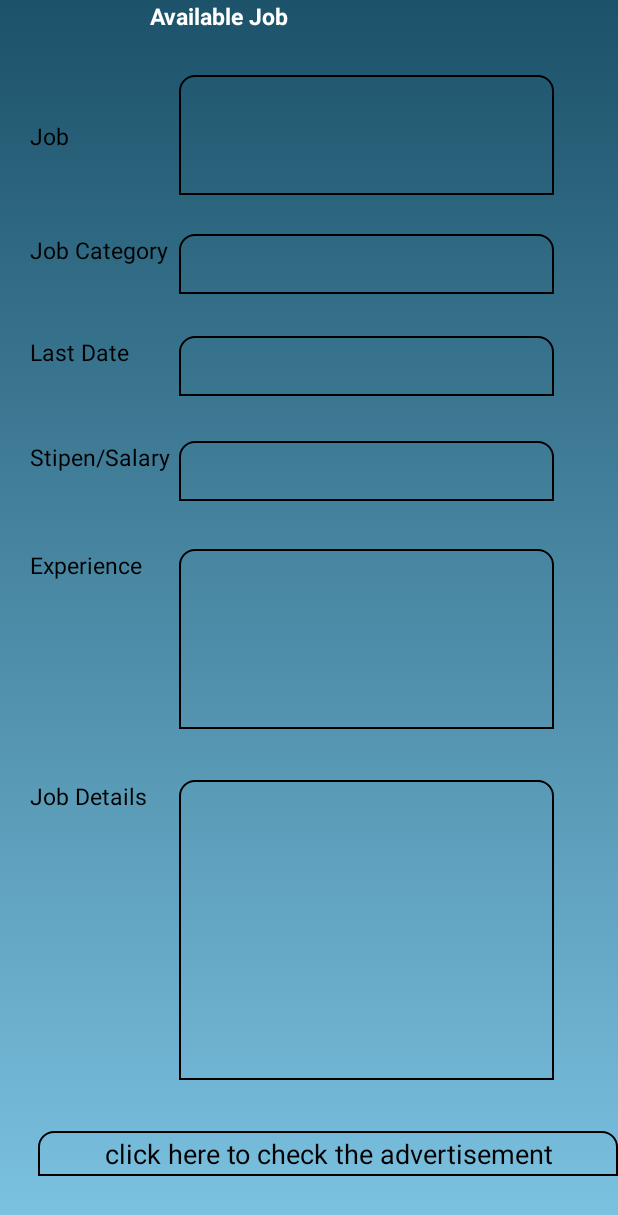
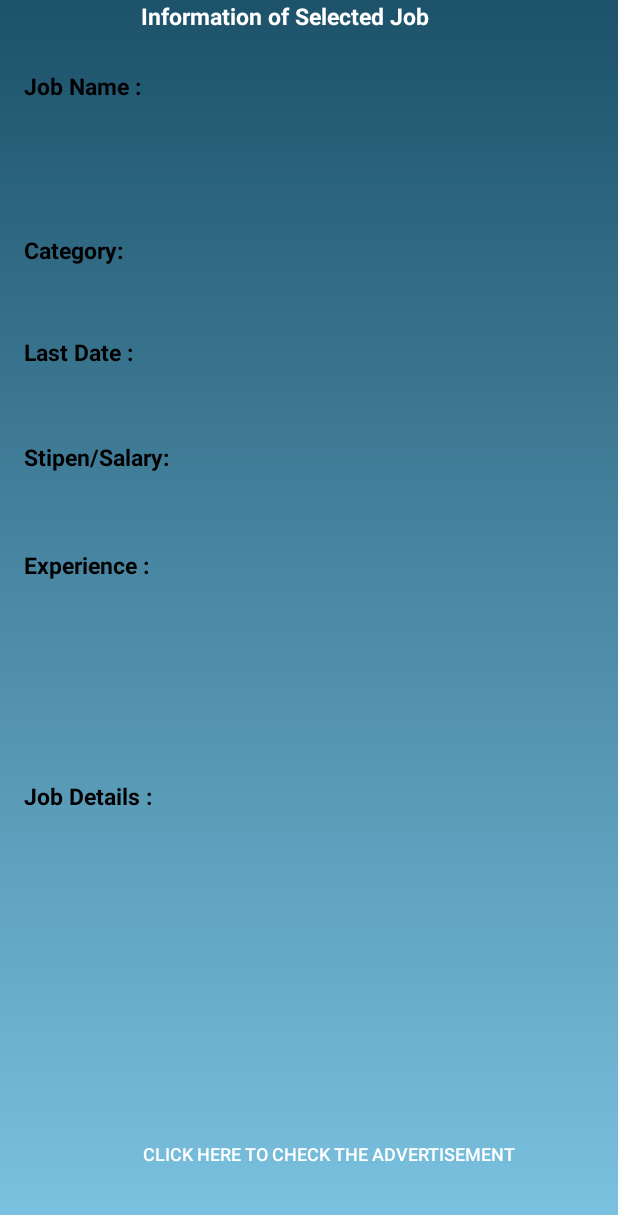
Before and after one commit to bloodrob/EERAGIJN, an Android app: the UserSearchCustomJobDetails screen opened directly, with no data from a screen before it, on a phone screen of 412 x 824 dp. Shown: the top 1215 px of the screen. Run offline under Robolectric (Android 15) with nearby library versions, the phone set to English and light mode, and no system bars; our stand-ins replace Firebase (no records; nobody signed in at launch, a user with empty details on screens opened directly).

```diff
--- a/app/src/main/java/com/dev/r19/eeragijn/UserSearchCustomJobDetails.java
+++ b/app/src/main/java/com/dev/r19/eeragijn/UserSearchCustomJobDetails.java
@@ -4,6 +4,7 @@ import android.app.ProgressDialog;
 import android.support.v7.app.AppCompatActivity;
 import android.os.Bundle;
 import android.view.View;
+import android.widget.Button;
 import android.widget.EditText;
 import android.widget.Toast;
 
@@ -20,7 +21,8 @@ import com.google.firebase.storage.FirebaseStorage;
 public class UserSearchCustomJobDetails extends AppCompatActivity {
 
     // button variable declare
-    private EditText nameJob, categoryJob, lastDateJob, stipenSalaryJob, experienceJob, detailJob, checkAd;
+    private EditText nameJob, categoryJob, lastDateJob, stipenSalaryJob, experienceJob, detailJob;
+    private Button checkAd;
     //to take the string from other page
     static String selectedNane;
     // to take the url of the selected file
@@ -43,7 +45,7 @@ public class UserSearchCustomJobDetails extends AppCompatActivity {
         stipenSalaryJob = (EditText)findViewById(R.id.stipen_salary_job);
         experienceJob = (EditText)findViewById(R.id.experience_job);
         detailJob = (EditText)findViewById(R.id.detail_job);
-        checkAd = (EditText)findViewById(R.id.check_ad);
+        checkAd = (Button) findViewById(R.id.check_ad);
 
         // init of firebase variable
         database = FirebaseDatabase.getInstance();
--- a/app/src/main/res/layout/activity_user_search_custom_job.xml
+++ b/app/src/main/res/layout/activity_user_search_custom_job.xml
@@ -11,8 +11,9 @@
         android:id="@+id/textView59"
         android:layout_width="wrap_content"
         android:layout_height="wrap_content"
-        android:textColor="#000000"
+        android:textColor="#ffffff"
         android:layout_marginTop="18dp"
+        android:textSize="20dp"
         android:text="search job that you prefer"
         android:layout_alignParentTop="true"
         android:layout_centerHorizontal="true" />
@@ -22,7 +23,9 @@
         android:layout_width="wrap_content"
         android:layout_height="wrap_content"
         android:layout_marginTop="17dp"
+        android:textSize="16dp"
         android:textColor="#000000"
+        android:textStyle="bold"
         android:text="Check the category"
         android:layout_below="@+id/textView59"
         android:layout_centerHorizontal="true" />
--- a/app/src/main/res/layout/activity_user_search_custom_job_details.xml
+++ b/app/src/main/res/layout/activity_user_search_custom_job_details.xml
@@ -12,15 +12,17 @@
         android:layout_height="wrap_content"
         android:id="@+id/frame1">
         <TextView
-            android:layout_width="190dp"
+            android:layout_width="350dp"
             android:layout_height="40dp"
-            android:layout_marginLeft="100dp"
-            android:text="Available Job"
+            android:layout_marginLeft="15dp"
+            android:text="@string/sel_job_info"
             android:textColor="#ffffff"
             android:textSize="15dp"
+            android:textAlignment="center"
             android:textStyle="bold"/>
     </FrameLayout>
     <ScrollView
+        android:id="@+id/scroll1"
         android:layout_width="match_parent"
         android:layout_height="wrap_content"
         android:layout_below="@+id/frame1">
@@ -30,13 +32,14 @@
             android:id="@+id/relative1">
             <TextView
                 android:id="@+id/nameView"
-                android:layout_width="70dp"
+                android:layout_width="90dp"
                 android:layout_height="20dp"
                 android:layout_alignBaseline="@+id/name_job"
-                android:layout_marginLeft="20dp"
+                android:layout_marginLeft="16dp"
                 android:textSize="15dp"
+                android:textStyle="bold"
                 android:textColor="#000000"
-                android:text="Job Name"/>
+                android:text="Job Name :"/>
             <EditText
                 android:id="@+id/name_job"
                 android:layout_width="250dp"
@@ -44,18 +47,20 @@
                 android:layout_marginTop="10dp"
                 android:layout_alignLeft="@+id/nameView"
                 android:layout_marginLeft="99dp"
-                android:textColor="#000000"
-                android:textAlignment="center"
-                android:background="@drawable/text_1"/>
+                android:textColor="#ffffff"
+                android:textSize="12dp"
+                android:gravity="left|top"
+                android:background="#00000000"/>
             <TextView
                 android:layout_width="95dp"
                 android:layout_height="20dp"
                 android:layout_below="@+id/name_job"
-                android:layout_marginLeft="20dp"
+                android:layout_marginLeft="16dp"
                 android:layout_marginTop="26dp"
                 android:textSize="15dp"
+                android:textStyle="bold"
                 android:textColor="#000000"
-                android:text="Job Category" />
+                android:text="Category:" />
             <EditText
                 android:id="@+id/category_job"
                 android:layout_width="250dp"
@@ -64,17 +69,21 @@
                 android:layout_alignLeft="@+id/nameView"
                 android:layout_marginLeft="99dp"
                 android:layout_marginTop="26dp"
+                android:textColor="#ffffff"
+                android:textSize="14dp"
+                android:gravity="top"
                 android:textAlignment="center"
-                android:background="@drawable/text_1" />
+                android:background="#00000000" />
             <TextView
                 android:layout_width="95dp"
                 android:layout_height="20dp"
                 android:layout_below="@+id/category_job"
-                android:layout_marginLeft="20dp"
+                android:layout_marginLeft="16dp"
                 android:layout_marginTop="28dp"
                 android:textSize="15dp"
+                android:textStyle="bold"
                 android:textColor="#000000"
-                android:text="Last Date"
+                android:text="Last Date :"
                 />
             <EditText
                 android:id="@+id/last_date_job"
@@ -84,18 +93,22 @@
                 android:layout_alignLeft="@+id/nameView"
                 android:layout_marginLeft="99dp"
                 android:layout_marginTop="28dp"
+                android:textSize="14dp"
+                android:textColor="#ffffff"
+                android:gravity="top"
                 android:textAlignment="center"
-                android:background="@drawable/text_1"
+                android:background="#00000000"
                 />
             <TextView
-                android:layout_width="95dp"
+                android:layout_width="98dp"
                 android:layout_height="20dp"
                 android:layout_below="@+id/last_date_job"
-                android:layout_marginLeft="20dp"
+                android:layout_marginLeft="16dp"
                 android:layout_marginTop="30dp"
                 android:textSize="15dp"
+                android:textStyle="bold"
                 android:textColor="#000000"
-                android:text="Stipen/Salary"
+                android:text="Stipen/Salary:"
                 />
             <EditText
                 android:id="@+id/stipen_salary_job"
@@ -105,18 +118,21 @@
                 android:layout_alignLeft="@+id/nameView"
                 android:layout_marginLeft="99dp"
                 android:layout_marginTop="30dp"
-                android:textAlignment="center"
-                android:background="@drawable/text_1"
+                android:gravity="top|left"
+                android:textColor="#ffffff"
+                android:textSize="12dp"
+                android:background="#00000000"
                 />
             <TextView
                 android:layout_width="95dp"
                 android:layout_height="20dp"
                 android:layout_below="@+id/stipen_salary_job"
-                android:layout_marginLeft="20dp"
+                android:layout_marginLeft="16dp"
                 android:layout_marginTop="32dp"
                 android:textSize="15dp"
+                android:textStyle="bold"
                 android:textColor="#000000"
-                android:text="Experience" />
+                android:text="Experience :" />
             <EditText
                 android:id="@+id/experience_job"
                 android:layout_width="250dp"
@@ -125,17 +141,20 @@
                 android:layout_alignLeft="@+id/nameView"
                 android:layout_marginLeft="99dp"
                 android:layout_marginTop="32dp"
-                android:textAlignment="viewStart"
-                android:background="@drawable/text_1" />
+                android:textColor="#ffffff"
+                android:textSize="12dp"
+                android:gravity="top|left"
+                android:background="#00000000" />
             <TextView
                 android:layout_width="95dp"
                 android:layout_height="40dp"
                 android:layout_below="@+id/experience_job"
-                android:layout_marginLeft="20dp"
+                android:layout_marginLeft="16dp"
                 android:layout_marginTop="34dp"
                 android:textSize="15dp"
+                android:textStyle="bold"
                 android:textColor="#000000"
-                android:text="Job Details"  />
+                android:text="Job Details :"  />
             <EditText
                 android:id="@+id/detail_job"
                 android:layout_width="250dp"
@@ -144,21 +163,33 @@
                 android:layout_alignLeft="@+id/nameView"
                 android:layout_marginLeft="99dp"
                 android:layout_marginTop="34dp"
-                android:textAlignment="textStart"
-                android:background="@drawable/text_1"
+                android:textColor="#ffffff"
+                android:textSize="12dp"
+                android:gravity="top|left"
+                android:background="#00000000"
                 />
-            <EditText
+            <Button
                 android:id="@+id/check_ad"
                 android:layout_width="450dp"
                 android:layout_height="30dp"
                 android:layout_below="@+id/detail_job"
                 android:layout_marginLeft="25dp"
                 android:layout_marginTop="34dp"
-                android:textAlignment="center"
+                android:textSize="12dp"
                 android:text="click here to check the advertisement"
-                android:textColor="#000000"
-                android:background="@drawable/text_1"/>
+                android:textColor="#ffffff"
+                android:background="#00000000"/>
         </RelativeLayout>
     </ScrollView>
+    <FrameLayout
+        android:layout_width="match_parent"
+        android:layout_height="wrap_content"
+        android:layout_below="@+id/scroll1">
+
+        <TextView
+            android:layout_width="200dp"
+            android:layout_height="80dp"
+            android:background="#00000000"/>
+    </FrameLayout>
 
 </RelativeLayout>
```
Also changed, not shown: app/src/main/res/drawable/openar.xml (added, +12 -0 lines), app/src/main/res/layout/activity_app_opener.xml (+19 -8 lines), app/src/main/res/layout/activity_contact_us.xml (+5 -26 lines), app/src/main/res/layout/activity_user_search_all_job.xml (+6 -3 lines), app/src/main/res/values/strings.xml (+11 -7 lines).
